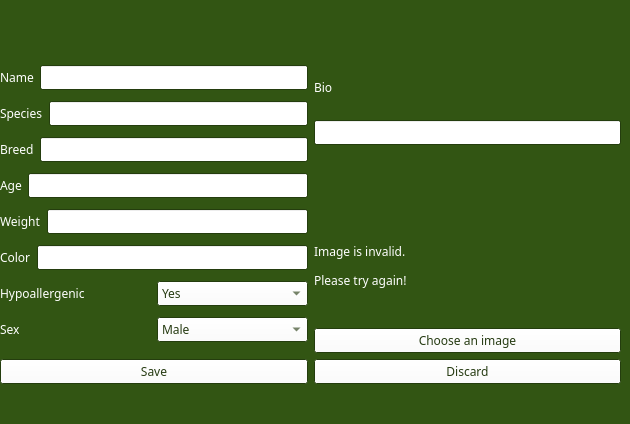
Before: the Qt Designer form pet_tinder/gui/adopteeaddpet.ui in CS-205-S21/team_1_4, drawn with Qt 5.
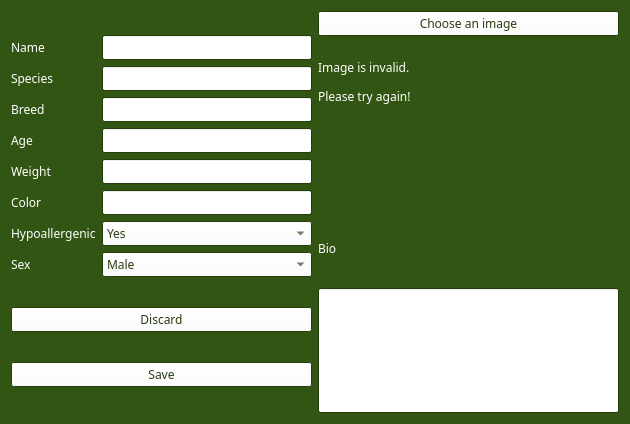
After: the same form once the commit is applied.

What changed in the file:
```diff
--- a/pet_tinder/gui/adopteeaddpet.ui
+++ b/pet_tinder/gui/adopteeaddpet.ui
@@ -208,23 +208,16 @@
   <property name="windowTitle">
    <string>Form</string>
   </property>
-  <widget class="QWidget" name="">
-   <property name="geometry">
-    <rect>
-     <x>0</x>
-     <y>60</y>
-     <width>621</width>
-     <height>324</height>
-    </rect>
-   </property>
-   <layout class="QVBoxLayout" name="verticalLayout_5">
-    <item>
-     <layout class="QHBoxLayout" name="horizontalLayout_9">
-      <item>
-       <layout class="QVBoxLayout" name="verticalLayout">
-        <item>
          <layout class="QHBoxLayout" name="horizontalLayout">
           <item>
+    <layout class="QHBoxLayout" name="horizontalLayout_2">
+     <item>
+      <layout class="QVBoxLayout" name="verticalLayout_6">
+       <item>
+        <layout class="QGridLayout" name="gridLayout">
+         <item row="0" column="0">
+          <layout class="QVBoxLayout" name="verticalLayout_2">
+           <item>
            <widget class="QLabel" name="label">
             <property name="text">
              <string>Name</string>
@@ -232,13 +225,6 @@
            </widget>
           </item>
           <item>
-           <widget class="QLineEdit" name="nameInput"/>
-          </item>
-         </layout>
-        </item>
-        <item>
-         <layout class="QHBoxLayout" name="horizontalLayout_2">
-          <item>
            <widget class="QLabel" name="label_2">
             <property name="text">
              <string>Species</string>
@@ -246,13 +232,6 @@
            </widget>
           </item>
           <item>
-           <widget class="QLineEdit" name="speciesInput"/>
-          </item>
-         </layout>
-        </item>
-        <item>
-         <layout class="QHBoxLayout" name="horizontalLayout_3">
-          <item>
            <widget class="QLabel" name="label_3">
             <property name="text">
              <string>Breed</string>
@@ -260,13 +239,6 @@
            </widget>
           </item>
           <item>
-           <widget class="QLineEdit" name="breedInput"/>
-          </item>
-         </layout>
-        </item>
-        <item>
-         <layout class="QHBoxLayout" name="horizontalLayout_4">
-          <item>
            <widget class="QLabel" name="label_4">
             <property name="text">
              <string>Age</string>
@@ -274,17 +246,6 @@
            </widget>
           </item>
           <item>
-           <widget class="QLineEdit" name="ageInput">
-            <property name="inputMethodHints">
-             <set>Qt::ImhDigitsOnly|Qt::ImhFormattedNumbersOnly</set>
-            </property>
-           </widget>
-          </item>
-         </layout>
-        </item>
-        <item>
-         <layout class="QHBoxLayout" name="horizontalLayout_5">
-          <item>
            <widget class="QLabel" name="label_5">
             <property name="text">
              <string>Weight</string>
@@ -292,17 +253,6 @@
            </widget>
           </item>
           <item>
-           <widget class="QLineEdit" name="weightInput">
-            <property name="inputMethodHints">
-             <set>Qt::ImhDigitsOnly|Qt::ImhFormattedNumbersOnly</set>
-            </property>
-           </widget>
-          </item>
-         </layout>
-        </item>
-        <item>
-         <layout class="QHBoxLayout" name="horizontalLayout_6">
-          <item>
            <widget class="QLabel" name="label_6">
             <property name="text">
              <string>Color</string>
@@ -310,13 +260,6 @@
            </widget>
           </item>
           <item>
-           <widget class="QLineEdit" name="colorInput"/>
-          </item>
-         </layout>
-        </item>
-        <item>
-         <layout class="QHBoxLayout" name="horizontalLayout_7">
-          <item>
            <widget class="QLabel" name="label_7">
             <property name="text">
              <string>Hypoallergenic</string>
@@ -324,6 +267,269 @@
            </widget>
           </item>
           <item>
+            <widget class="QLabel" name="label_8">
+             <property name="text">
+              <string>Sex</string>
+             </property>
+            </widget>
+           </item>
+          </layout>
+         </item>
+         <item row="0" column="1">
+          <layout class="QVBoxLayout" name="verticalLayout">
+           <item>
+            <widget class="QLineEdit" name="nameInput">
+             <property name="palette">
+              <palette>
+               <active>
+                <colorrole role="Text">
+                 <brush brushstyle="SolidPattern">
+                  <color alpha="255">
+                   <red>0</red>
+                   <green>0</green>
+                   <blue>0</blue>
+                  </color>
+                 </brush>
+                </colorrole>
+               </active>
+               <inactive>
+                <colorrole role="Text">
+                 <brush brushstyle="SolidPattern">
+                  <color alpha="255">
+                   <red>0</red>
+                   <green>0</green>
+                   <blue>0</blue>
+                  </color>
+                 </brush>
+                </colorrole>
+               </inactive>
+               <disabled>
+                <colorrole role="Text">
+                 <brush brushstyle="SolidPattern">
+                  <color alpha="255">
+                   <red>190</red>
+                   <green>190</green>
+                   <blue>190</blue>
+                  </color>
+                 </brush>
+                </colorrole>
+               </disabled>
+              </palette>
+             </property>
+            </widget>
+           </item>
+           <item>
+            <widget class="QLineEdit" name="speciesInput">
+             <property name="palette">
+              <palette>
+               <active>
+                <colorrole role="Text">
+                 <brush brushstyle="SolidPattern">
+                  <color alpha="255">
+                   <red>0</red>
+                   <green>0</green>
+                   <blue>0</blue>
+                  </color>
+                 </brush>
+                </colorrole>
+               </active>
+               <inactive>
+                <colorrole role="Text">
+                 <brush brushstyle="SolidPattern">
+                  <color alpha="255">
+                   <red>0</red>
+                   <green>0</green>
+                   <blue>0</blue>
+                  </color>
+                 </brush>
+                </colorrole>
+               </inactive>
+               <disabled>
+                <colorrole role="Text">
+                 <brush brushstyle="SolidPattern">
+                  <color alpha="255">
+                   <red>190</red>
+                   <green>190</green>
+                   <blue>190</blue>
+                  </color>
+                 </brush>
+                </colorrole>
+               </disabled>
+              </palette>
+             </property>
+            </widget>
+           </item>
+           <item>
+            <widget class="QLineEdit" name="breedInput">
+             <property name="palette">
+              <palette>
+               <active>
+                <colorrole role="Text">
+                 <brush brushstyle="SolidPattern">
+                  <color alpha="255">
+                   <red>0</red>
+                   <green>0</green>
+                   <blue>0</blue>
+                  </color>
+                 </brush>
+                </colorrole>
+               </active>
+               <inactive>
+                <colorrole role="Text">
+                 <brush brushstyle="SolidPattern">
+                  <color alpha="255">
+                   <red>0</red>
+                   <green>0</green>
+                   <blue>0</blue>
+                  </color>
+                 </brush>
+                </colorrole>
+               </inactive>
+               <disabled>
+                <colorrole role="Text">
+                 <brush brushstyle="SolidPattern">
+                  <color alpha="255">
+                   <red>190</red>
+                   <green>190</green>
+                   <blue>190</blue>
+                  </color>
+                 </brush>
+                </colorrole>
+               </disabled>
+              </palette>
+             </property>
+            </widget>
+           </item>
+           <item>
+            <widget class="QLineEdit" name="ageInput">
+             <property name="palette">
+              <palette>
+               <active>
+                <colorrole role="Text">
+                 <brush brushstyle="SolidPattern">
+                  <color alpha="255">
+                   <red>0</red>
+                   <green>0</green>
+                   <blue>0</blue>
+                  </color>
+                 </brush>
+                </colorrole>
+               </active>
+               <inactive>
+                <colorrole role="Text">
+                 <brush brushstyle="SolidPattern">
+                  <color alpha="255">
+                   <red>0</red>
+                   <green>0</green>
+                   <blue>0</blue>
+                  </color>
+                 </brush>
+                </colorrole>
+               </inactive>
+               <disabled>
+                <colorrole role="Text">
+                 <brush brushstyle="SolidPattern">
+                  <color alpha="255">
+                   <red>190</red>
+                   <green>190</green>
+                   <blue>190</blue>
+                  </color>
+                 </brush>
+                </colorrole>
+               </disabled>
+              </palette>
+             </property>
+             <property name="inputMethodHints">
+              <set>Qt::ImhDigitsOnly|Qt::ImhFormattedNumbersOnly</set>
+             </property>
+            </widget>
+           </item>
+           <item>
+            <widget class="QLineEdit" name="weightInput">
+             <property name="palette">
+              <palette>
+               <active>
+                <colorrole role="Text">
+                 <brush brushstyle="SolidPattern">
+                  <color alpha="255">
+                   <red>0</red>
+                   <green>0</green>
+                   <blue>0</blue>
+                  </color>
+                 </brush>
+                </colorrole>
+               </active>
+               <inactive>
+                <colorrole role="Text">
+                 <brush brushstyle="SolidPattern">
+                  <color alpha="255">
+                   <red>0</red>
+                   <green>0</green>
+                   <blue>0</blue>
+                  </color>
+                 </brush>
+                </colorrole>
+               </inactive>
+               <disabled>
+                <colorrole role="Text">
+                 <brush brushstyle="SolidPattern">
+                  <color alpha="255">
+                   <red>190</red>
+                   <green>190</green>
+                   <blue>190</blue>
+                  </color>
+                 </brush>
+                </colorrole>
+               </disabled>
+              </palette>
+             </property>
+             <property name="inputMethodHints">
+              <set>Qt::ImhDigitsOnly|Qt::ImhFormattedNumbersOnly</set>
+             </property>
+            </widget>
+           </item>
+           <item>
+            <widget class="QLineEdit" name="colorInput">
+             <property name="palette">
+              <palette>
+               <active>
+                <colorrole role="Text">
+                 <brush brushstyle="SolidPattern">
+                  <color alpha="255">
+                   <red>0</red>
+                   <green>0</green>
+                   <blue>0</blue>
+                  </color>
+                 </brush>
+                </colorrole>
+               </active>
+               <inactive>
+                <colorrole role="Text">
+                 <brush brushstyle="SolidPattern">
+                  <color alpha="255">
+                   <red>0</red>
+                   <green>0</green>
+                   <blue>0</blue>
+                  </color>
+                 </brush>
+                </colorrole>
+               </inactive>
+               <disabled>
+                <colorrole role="Text">
+                 <brush brushstyle="SolidPattern">
+                  <color alpha="255">
+                   <red>190</red>
+                   <green>190</green>
+                   <blue>190</blue>
+                  </color>
+                 </brush>
+                </colorrole>
+               </disabled>
+              </palette>
+             </property>
+            </widget>
+           </item>
+           <item>
            <widget class="QComboBox" name="comboBox">
             <item>
              <property name="text">
@@ -337,17 +543,6 @@
             </item>
            </widget>
           </item>
-         </layout>
-        </item>
-        <item>
-         <layout class="QHBoxLayout" name="horizontalLayout_8">
-          <item>
-           <widget class="QLabel" name="label_8">
-            <property name="text">
-             <string>Sex</string>
-            </property>
-           </widget>
-          </item>
           <item>
            <widget class="QComboBox" name="comboBox_2">
             <item>
@@ -367,9 +562,50 @@
        </layout>
       </item>
       <item>
+        <widget class="QPushButton" name="discardButton">
+         <property name="text">
+          <string>Discard</string>
+         </property>
+        </widget>
+       </item>
+       <item>
+        <widget class="QPushButton" name="saveButton">
+         <property name="text">
+          <string>Save</string>
+         </property>
+        </widget>
+       </item>
+      </layout>
+     </item>
+     <item>
+      <layout class="QVBoxLayout" name="verticalLayout_5">
+       <item>
        <layout class="QVBoxLayout" name="verticalLayout_4">
         <item>
-         <layout class="QVBoxLayout" name="verticalLayout_2">
+          <widget class="QPushButton" name="btn_image">
+           <property name="text">
+            <string>Choose an image</string>
+           </property>
+          </widget>
+         </item>
+         <item>
+          <widget class="QLabel" name="invalidImageLabel">
+           <property name="text">
+            <string>&lt;html&gt;&lt;head/&gt;&lt;body&gt;&lt;p&gt;Image is invalid.&lt;/p&gt;&lt;p&gt;Please try again!&lt;/p&gt;&lt;/body&gt;&lt;/html&gt;</string>
+           </property>
+          </widget>
+         </item>
+         <item>
+          <widget class="QLabel" name="lbl_image">
+           <property name="text">
+            <string/>
+           </property>
+          </widget>
+         </item>
+        </layout>
+       </item>
+       <item>
+        <layout class="QVBoxLayout" name="verticalLayout_3">
           <item>
            <widget class="QLabel" name="label_9">
             <property name="text">
@@ -379,6 +615,49 @@
           </item>
           <item>
            <widget class="QLineEdit" name="bioBox">
+           <property name="minimumSize">
+            <size>
+             <width>0</width>
+             <height>125</height>
+            </size>
+           </property>
+           <property name="palette">
+            <palette>
+             <active>
+              <colorrole role="Text">
+               <brush brushstyle="SolidPattern">
+                <color alpha="255">
+                 <red>0</red>
+                 <green>0</green>
+                 <blue>0</blue>
+                </color>
+               </brush>
+              </colorrole>
+             </active>
+             <inactive>
+              <colorrole role="Text">
+               <brush brushstyle="SolidPattern">
+                <color alpha="255">
+                 <red>0</red>
+                 <green>0</green>
+                 <blue>0</blue>
+                </color>
+               </brush>
+              </colorrole>
+             </inactive>
+             <disabled>
+              <colorrole role="Text">
+               <brush brushstyle="SolidPattern">
+                <color alpha="255">
+                 <red>190</red>
+                 <green>190</green>
+                 <blue>190</blue>
+                </color>
+               </brush>
+              </colorrole>
+             </disabled>
+            </palette>
+           </property>
             <property name="layoutDirection">
              <enum>Qt::LeftToRight</enum>
             </property>
@@ -388,59 +667,18 @@
             <property name="alignment">
              <set>Qt::AlignLeading|Qt::AlignLeft|Qt::AlignTop</set>
             </property>
-           </widget>
-          </item>
-          <item>
-           <widget class="QLabel" name="lbl_image">
-            <property name="text">
-             <string/>
+           <property name="clearButtonEnabled">
+            <bool>false</bool>
             </property>
            </widget>
           </item>
          </layout>
         </item>
-        <item>
-         <layout class="QVBoxLayout" name="verticalLayout_3">
-          <item>
-           <widget class="QLabel" name="invalidImageLabel">
-            <property name="text">
-             <string>&lt;html&gt;&lt;head/&gt;&lt;body&gt;&lt;p&gt;Image is invalid.&lt;/p&gt;&lt;p&gt;Please try again!&lt;/p&gt;&lt;/body&gt;&lt;/html&gt;</string>
-            </property>
-           </widget>
-          </item>
-          <item>
-           <widget class="QPushButton" name="btn_image">
-            <property name="text">
-             <string>Choose an image</string>
-            </property>
-           </widget>
-          </item>
          </layout>
         </item>
        </layout>
       </item>
      </layout>
-    </item>
-    <item>
-     <layout class="QHBoxLayout" name="horizontalLayout_10">
-      <item>
-       <widget class="QPushButton" name="saveButton">
-        <property name="text">
-         <string>Save</string>
-        </property>
-       </widget>
-      </item>
-      <item>
-       <widget class="QPushButton" name="discardButton">
-        <property name="text">
-         <string>Discard</string>
-        </property>
-       </widget>
-      </item>
-     </layout>
-    </item>
-   </layout>
-  </widget>
  </widget>
  <resources/>
  <connections/>
```
Lines whose indentation alone changed are shown as unchanged.
